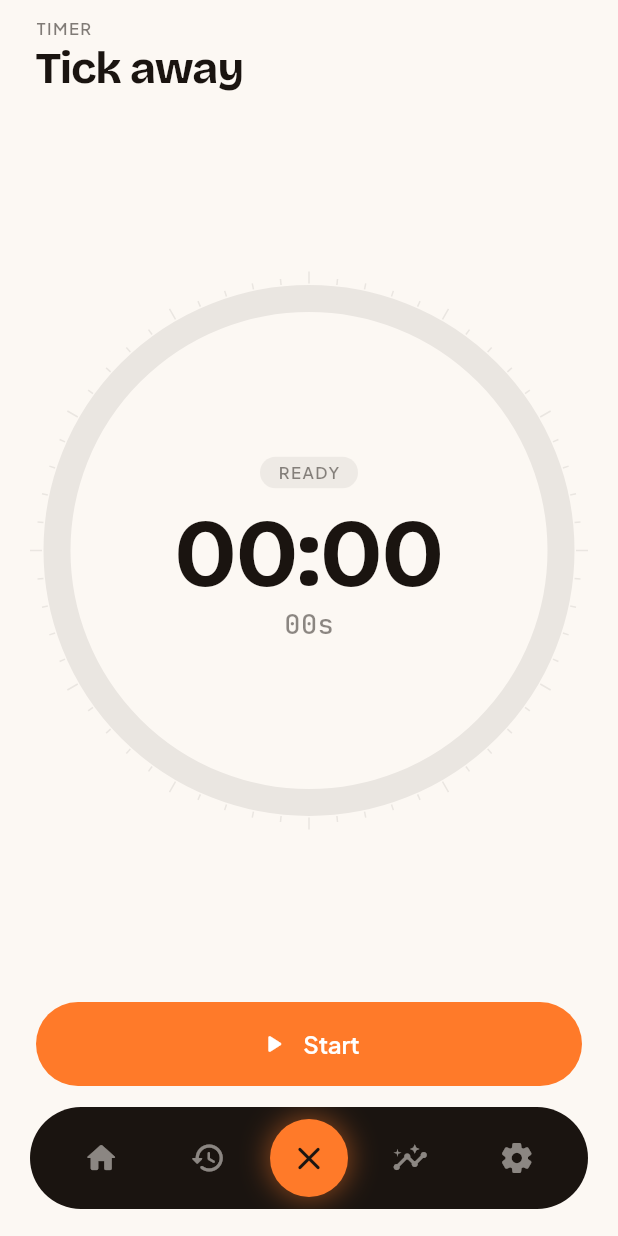
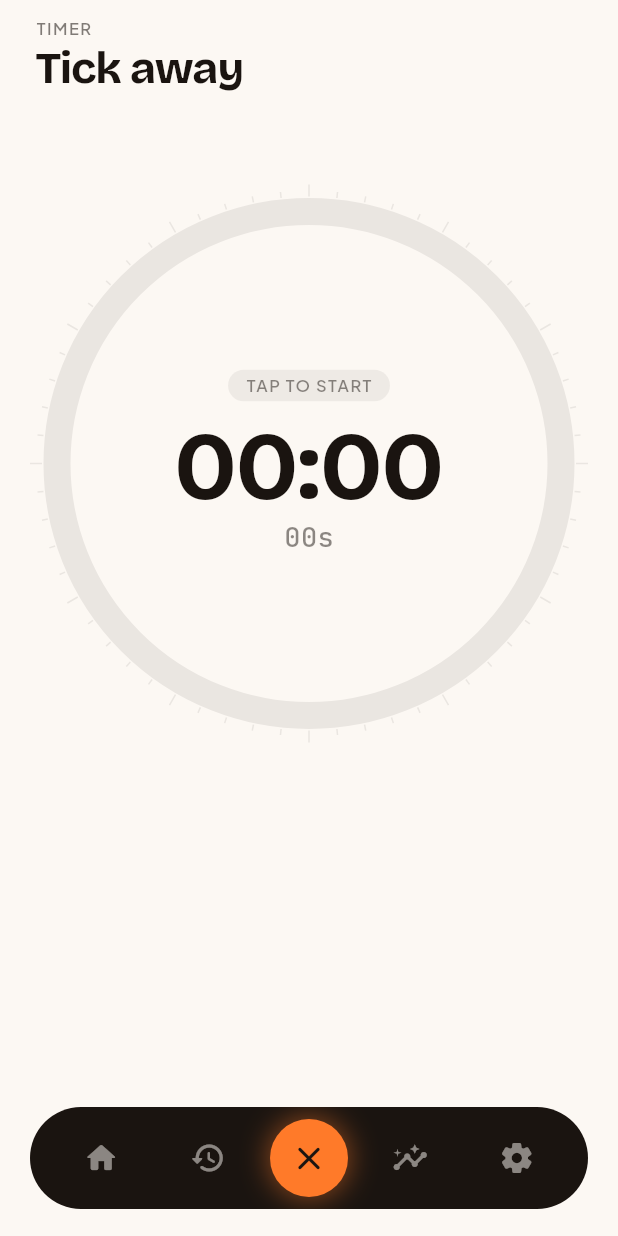
Before and after one commit to Saviourise/Tally, a Flutter app: the RootShell screen opened directly, scrolled down 360 dp, after a tap on the "play arrow" icon, on a phone screen of 412 x 824 dp. Run offline on Flutter 3.47's test engine with Material 3 defaults, Android fonts, the phone set to English and light mode, and no system bars; our stand-ins replace cloud_firestore, firebase_auth, firebase_core, fl_chart, flutter_local_notifications, flutter_riverpod and 6 more; accounts and stored records are empty.

Commit message:
Improve timer UX and notification behavior
- Add bottom-nav clearance + reserved controls height so the ring no longer shifts vertically between idle/active states
- Make the clock ring the primary control: tap to start/pause/resume, removing the separate Start button
- Drive the ongoing notification with Android's native chronometer so it counts in real time (and while backgrounded), pauses, and clears on stop
- Slim the notification to a single honey-tinted Stop action

Co-Authored-By: Claude Opus 4.8 <noreply@anthropic.com>

```diff
--- a/lib/features/timer/timer_screen.dart
+++ b/lib/features/timer/timer_screen.dart
@@ -25,24 +25,17 @@ class _TimerScreenState extends ConsumerState<TimerScreen> {
   Timer? _tick;
   Duration _elapsed = Duration.zero;
   TimerState _state = const TimerState(isRunning: false);
-  int _lastNotifSecond = -30;
 
   @override
   void initState() {
     super.initState();
+    // Drives the in-app display only. The ongoing notification counts itself
+    // in real time via the native Android chronometer (see ReminderService),
+    // so it stays accurate even while this screen is unmounted/backgrounded.
     _tick = Timer.periodic(const Duration(seconds: 1), (_) {
       if (!mounted) return;
       final newElapsed = Duration(seconds: _state.totalSeconds);
       if (newElapsed != _elapsed) setState(() => _elapsed = newElapsed);
-      // Update notification every 30s while running (battery-friendly).
-      if (_state.isRunning &&
-          newElapsed.inSeconds - _lastNotifSecond >= 30) {
-        _lastNotifSecond = newElapsed.inSeconds;
-        ReminderService.instance.showTimer(
-          elapsed: newElapsed,
-          isRunning: true,
-        );
-      }
     });
   }
 
@@ -60,7 +53,6 @@ class _TimerScreenState extends ConsumerState<TimerScreen> {
       elapsed: Duration.zero,
       isRunning: true,
     );
-    _lastNotifSecond = 0;
   }
 
   Future<void> _pause() async {
@@ -82,7 +74,6 @@ class _TimerScreenState extends ConsumerState<TimerScreen> {
       elapsed: Duration(seconds: _state.totalSeconds),
       isRunning: true,
     );
-    _lastNotifSecond = _state.totalSeconds;
   }
 
   Future<void> _stopAndPrompt() async {
@@ -178,17 +169,13 @@ class _TimerScreenState extends ConsumerState<TimerScreen> {
     _state = asyncState.value ?? const TimerState(isRunning: false);
     _elapsed = Duration(seconds: _state.totalSeconds);
 
-    // React to notification action payloads.
+    // React to notification action payloads that need the UI. Pause/resume are
+    // handled globally in main.dart (they don't need a screen); Stop needs the
+    // "Log this time?" dialog, so it's handled here.
     ref.listen<String?>(pendingActionProvider, (prev, next) {
       if (next == null) return;
       ref.read(pendingActionProvider.notifier).set(null);
       switch (next) {
-        case NotifPayload.timerPause:
-          _pause();
-          break;
-        case NotifPayload.timerResume:
-          _resume();
-          break;
         case NotifPayload.timerStop:
           _stopAndPrompt();
           break;
@@ -203,8 +190,13 @@ class _TimerScreenState extends ConsumerState<TimerScreen> {
     final progress = (hourFraction % 12) / 12;
     final hasActive = _state.isActive;
 
+    // The pill nav (height ~68 + 18 bottom margin) floats over the body since
+    // the shell uses extendBody. Clear it plus the device safe-area inset so the
+    // controls never sit flush against the tab bar.
+    final navClearance = MediaQuery.of(context).padding.bottom + 130;
+
     return Padding(
-      padding: const EdgeInsets.fromLTRB(24, 12, 24, 100),
+      padding: EdgeInsets.fromLTRB(24, 12, 24, navClearance),
       child: Column(
         crossAxisAlignment: CrossAxisAlignment.start,
         children: [
@@ -216,6 +208,19 @@ class _TimerScreenState extends ConsumerState<TimerScreen> {
             child: Center(
               child: AspectRatio(
                 aspectRatio: 1,
+                // The ring is the primary control: tap to start when idle,
+                // pause when running, resume when paused.
+                child: GestureDetector(
+                  behavior: HitTestBehavior.opaque,
+                  onTap: () {
+                    if (!hasActive) {
+                      _start();
+                    } else if (_state.isRunning) {
+                      _pause();
+                    } else {
+                      _resume();
+                    }
+                  },
                   child: CustomPaint(
                     painter: _RingPainter(
                       progress: _state.isRunning ? progress : (hasActive ? progress : 0),
@@ -240,7 +245,7 @@ class _TimerScreenState extends ConsumerState<TimerScreen> {
                                   ? 'WORKING'
                                   : hasActive
                                       ? 'PAUSED'
-                                    : 'READY',
+                                      : 'TAP TO START',
                               style: TallyType.label(
                                 _state.isRunning
                                     ? TallyColors.honeyDeep
@@ -266,13 +271,20 @@ class _TimerScreenState extends ConsumerState<TimerScreen> {
                 ),
               ),
             ),
+          ),
           const SizedBox(height: 22),
-          _Controls(
+          // Reserve the controls' height even when idle so the ring above never
+          // shifts vertically as the buttons appear/disappear.
+          SizedBox(
+            height: 56,
+            child: hasActive
+                ? _Controls(
                     state: _state,
-            onStart: _start,
                     onPause: _pause,
                     onResume: _resume,
                     onStop: _stopAndPrompt,
+                  )
+                : const SizedBox.shrink(),
           ),
         ],
       ),
@@ -283,28 +295,19 @@ class _TimerScreenState extends ConsumerState<TimerScreen> {
 class _Controls extends StatelessWidget {
   const _Controls({
     required this.state,
-    required this.onStart,
     required this.onPause,
     required this.onResume,
     required this.onStop,
   });
 
   final TimerState state;
-  final VoidCallback onStart;
   final VoidCallback onPause;
   final VoidCallback onResume;
   final VoidCallback onStop;
 
   @override
   Widget build(BuildContext context) {
-    if (!state.isActive) {
-      return HoneyButton(
-        label: 'Start',
-        icon: Icons.play_arrow_rounded,
-        expanded: true,
-        onPressed: onStart,
-      );
-    }
+    // Only rendered while the timer is active; idle "start" is the ring tap.
     return Row(
       children: [
         Expanded(
--- a/lib/main.dart
+++ b/lib/main.dart
@@ -19,6 +19,8 @@ Future<void> main() async {
 
   final container = ProviderContainer();
   ReminderService.instance.onActionPayload = (payload) {
+    // The only notification action is Stop, which needs the "Log this time?"
+    // dialog — route it to the timer screen via the pending-action provider.
     container.read(pendingActionProvider.notifier).set(payload);
   };
 
```
Also changed, not shown: lib/core/notifications/reminder_service.dart (+20 -27 lines). Lines whose indentation alone changed are shown as unchanged.
